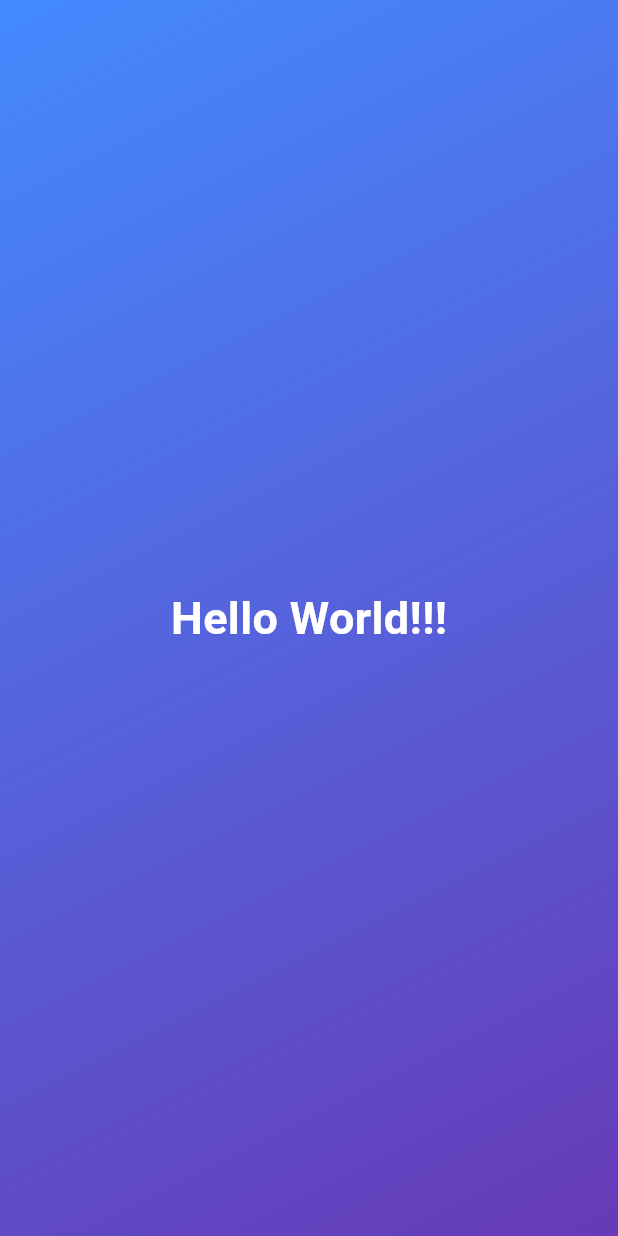
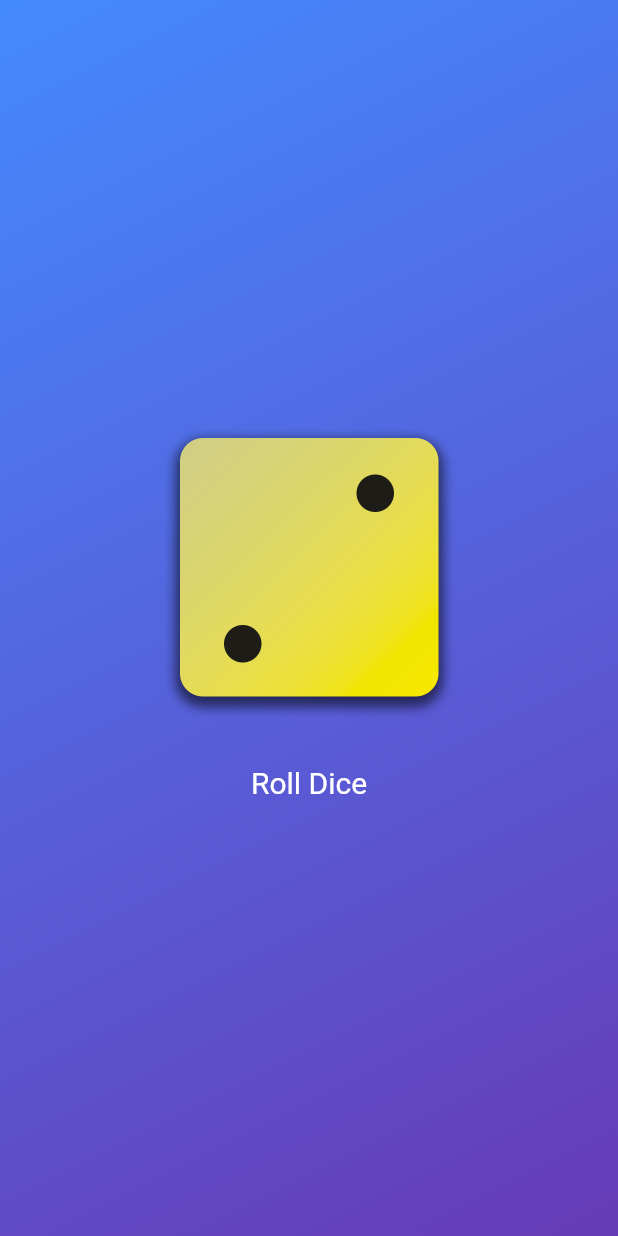
Before and after one commit to indexdothtml/Flutter_Projects, a Flutter app: the screen it shows after launch, on a phone screen of 412 x 824 dp. Run offline on Flutter 3.47's test engine with Material 3 defaults, Android fonts, the phone set to English and light mode, and no system bars.

Commit message:
images added, button added

```diff
--- a/lib/gradient_container.dart
+++ b/lib/gradient_container.dart
@@ -1,26 +1,41 @@
 import 'package:flutter/material.dart';
 
 class GradientContainer extends StatelessWidget {
-  const GradientContainer({super.key});
+  const GradientContainer(this.colors, {super.key});
+
+  final List<Color> colors;
+
+  rollDice() {
+    //...
+  }
 
   @override
   Widget build(BuildContext context) {
     return Container(
-      decoration: const BoxDecoration(
+      decoration: BoxDecoration(
         gradient: LinearGradient(
-          colors: [Colors.blueAccent, Colors.deepPurple],
+          colors: colors,
           begin: Alignment.topLeft,
           end: Alignment.bottomRight,
         ),
       ),
-      child: const Center(
-        child: Text(
-          "Hello World!!!",
-          style: TextStyle(
-            color: Colors.white,
-            fontWeight: FontWeight.bold,
-            fontSize: 30.0,
-          ),
+      child: Center(
+        child: Column(
+          mainAxisSize: MainAxisSize.min,
+          children: [
+            Image.asset('assets/images/dice-2.png', width: 200),
+            const SizedBox(height: 20),
+            TextButton(
+              onPressed: rollDice,
+              style: TextButton.styleFrom(
+                foregroundColor: Colors.white,
+                textStyle: const TextStyle(fontSize: 20),
+                // padding: const EdgeInsets.only(top: 20),
+                // padding: const EdgeInsets.all(20)
+              ),
+              child: const Text("Roll Dice"),
+            ),
+          ],
         ),
       ),
     );
```
Also changed, not shown: lib/main.dart (+7 -1 lines), lib/styled_text.dart (added, +19 -0 lines), pubspec.yaml (+8 -5 lines), assets/images/dice-1.png (added), assets/images/dice-2.png (added), assets/images/dice-3.png (added), assets/images/dice-4.png (added), assets/images/dice-5.png (added), assets/images/dice-6.png (added).
